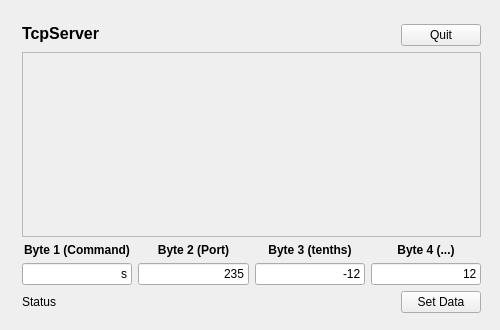
The window that test_TcpServer/src/forms/mainwindow.ui (Zingam/SpaGUIController) describes before a commit, drawn with Qt 5.
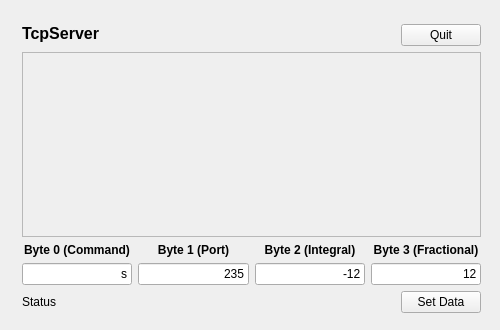
The same window after the commit.

Diff of the .ui file:
```diff
--- a/test_TcpServer/src/forms/mainwindow.ui
+++ b/test_TcpServer/src/forms/mainwindow.ui
@@ -86,6 +86,36 @@
      </item>
      <item>
       <layout class="QHBoxLayout" name="horizontalLayout_BytesInput">
+       <item>
+        <layout class="QVBoxLayout" name="verticalLayout_Byte00">
+         <item>
+          <widget class="QLabel" name="label_Byte00">
+           <property name="font">
+            <font>
+             <weight>75</weight>
+             <bold>true</bold>
+            </font>
+           </property>
+           <property name="text">
+            <string>Byte 0 (Command)</string>
+           </property>
+           <property name="alignment">
+            <set>Qt::AlignCenter</set>
+           </property>
+          </widget>
+         </item>
+         <item>
+          <widget class="QLineEdit" name="lineEdit_Byte00">
+           <property name="text">
+            <string>s</string>
+           </property>
+           <property name="alignment">
+            <set>Qt::AlignRight|Qt::AlignTrailing|Qt::AlignVCenter</set>
+           </property>
+          </widget>
+         </item>
+        </layout>
+       </item>
        <item>
         <layout class="QVBoxLayout" name="verticalLayout_Byte01">
          <item>
@@ -97,7 +127,7 @@
             </font>
            </property>
            <property name="text">
-            <string>Byte 1 (Command)</string>
+            <string>Byte 1 (Port)</string>
            </property>
            <property name="alignment">
             <set>Qt::AlignCenter</set>
@@ -107,7 +137,7 @@
          <item>
           <widget class="QLineEdit" name="lineEdit_Byte01">
            <property name="text">
-            <string>s</string>
+            <string>235</string>
            </property>
            <property name="alignment">
             <set>Qt::AlignRight|Qt::AlignTrailing|Qt::AlignVCenter</set>
@@ -127,7 +157,7 @@
             </font>
            </property>
            <property name="text">
-            <string>Byte 2 (Port)</string>
+            <string>Byte 2 (Integral)</string>
            </property>
            <property name="alignment">
             <set>Qt::AlignCenter</set>
@@ -137,7 +167,7 @@
          <item>
           <widget class="QLineEdit" name="lineEdit_Byte02">
            <property name="text">
-            <string>235</string>
+            <string>-12</string>
            </property>
            <property name="alignment">
             <set>Qt::AlignRight|Qt::AlignTrailing|Qt::AlignVCenter</set>
@@ -157,7 +187,7 @@
             </font>
            </property>
            <property name="text">
-            <string>Byte 3 (tenths)</string>
+            <string>Byte 3 (Fractional)</string>
            </property>
            <property name="alignment">
             <set>Qt::AlignCenter</set>
@@ -166,36 +196,6 @@
          </item>
          <item>
           <widget class="QLineEdit" name="lineEdit_Byte03">
-           <property name="text">
-            <string>-12</string>
-           </property>
-           <property name="alignment">
-            <set>Qt::AlignRight|Qt::AlignTrailing|Qt::AlignVCenter</set>
-           </property>
-          </widget>
-         </item>
-        </layout>
-       </item>
-       <item>
-        <layout class="QVBoxLayout" name="verticalLayout_Byte04">
-         <item>
-          <widget class="QLabel" name="label_Byte04">
-           <property name="font">
-            <font>
-             <weight>75</weight>
-             <bold>true</bold>
-            </font>
-           </property>
-           <property name="text">
-            <string>Byte 4 (...)</string>
-           </property>
-           <property name="alignment">
-            <set>Qt::AlignCenter</set>
-           </property>
-          </widget>
-         </item>
-         <item>
-          <widget class="QLineEdit" name="lineEdit_Byte04">
            <property name="text">
             <string>12</string>
            </property>
```
